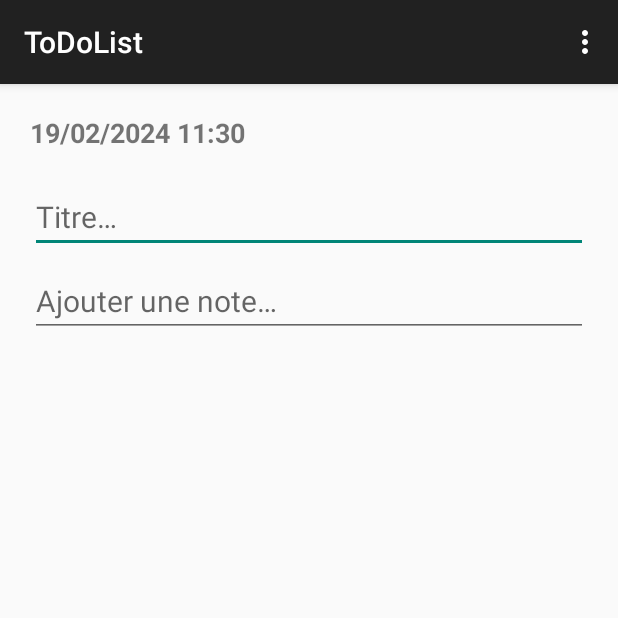
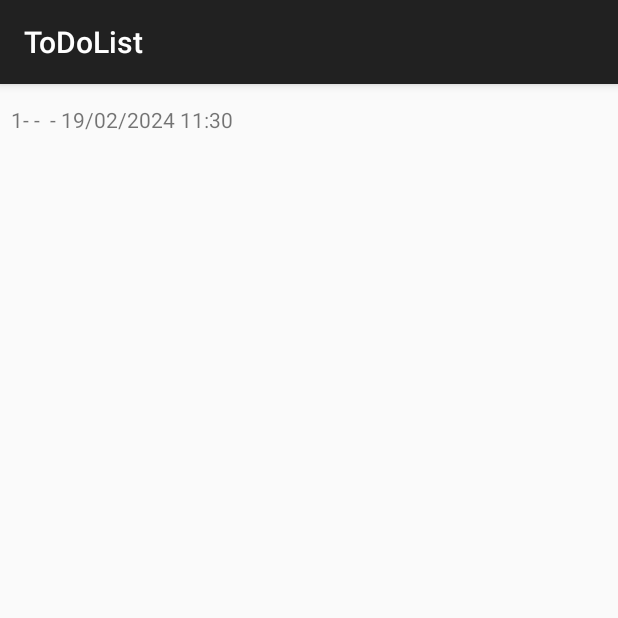
Before and after one commit to Emeline1710/ToDoList, an Android app: the CreateNote screen opened directly, with no data from a screen before it, in the options menu, after a tap on "Sauvegarder", on a phone screen of 412 x 824 dp, the top half of it. Run offline under Robolectric (Android 15) with nearby library versions, the phone set to English and light mode, and no system bars.

Commit message:
Modification d'une note

```diff
--- a/app/src/main/java/com/example/todolist/Views/CreateNote.java
+++ b/app/src/main/java/com/example/todolist/Views/CreateNote.java
@@ -2,11 +2,16 @@ package com.example.todolist.Views;
 
 import androidx.appcompat.app.AppCompatActivity;
 
+import android.content.Intent;
 import android.os.Bundle;
 import android.view.Menu;
+import android.view.MenuItem;
 import android.widget.EditText;
 import android.widget.TextView;
+import android.widget.Toast;
 
+import com.example.todolist.Managers.NoteHandler;
+import com.example.todolist.Models.Note;
 import com.example.todolist.R;
 
 import java.text.SimpleDateFormat;
@@ -17,6 +22,7 @@ import java.util.TimeZone;
 public class CreateNote extends AppCompatActivity {
     private TextView dateTextView;
     private EditText noteEditText;
+    private EditText titre;
 
     @Override
     protected void onCreate(Bundle savedInstanceState) {
@@ -27,6 +33,7 @@ public class CreateNote extends AppCompatActivity {
 
         dateTextView = findViewById(R.id.dateTextView);
         noteEditText = findViewById(R.id.noteEditText);
+        titre = findViewById(R.id.titre);
 
         SimpleDateFormat dateNow = new SimpleDateFormat("dd/MM/yyyy HH:mm", Locale.getDefault());
         dateNow.setTimeZone(TimeZone.getTimeZone("Europe/Paris"));
@@ -41,4 +48,35 @@ public class CreateNote extends AppCompatActivity {
         getMenuInflater().inflate(R.menu.menu, menu);
         return true;
     }
+
+    @Override
+    public boolean onOptionsItemSelected(MenuItem item) {
+        int id = item.getItemId();
+        String title = titre.getText().toString();
+        String text = noteEditText.getText().toString();
+        String date = dateTextView.getText().toString();
+
+        Note note = new Note();
+        note.setTitle(title);
+        note.setText(text);
+        note.setDate(date);
+
+        NoteHandler noteHandler = new NoteHandler(this);
+
+        if (id == R.id.save) {
+            int insertedId = noteHandler.addNote(note);
+
+            if (insertedId != -1) {
+                Toast.makeText(this, "Note sauvegardée", Toast.LENGTH_LONG).show();
+            } else {
+                Toast.makeText(this, "Erreur lors de la sauvegarde de la note", Toast.LENGTH_LONG).show();
+            }
+
+            Intent intent1 = new Intent(this, ViewNotes.class);
+            this.startActivity(intent1);
+            return true;
+        }
+
+        return super.onOptionsItemSelected(item);
+    }
 }
--- a/app/src/main/java/com/example/todolist/Views/ViewNotes.java
+++ b/app/src/main/java/com/example/todolist/Views/ViewNotes.java
@@ -3,8 +3,14 @@ package com.example.todolist.Views;
 import androidx.appcompat.app.AppCompatActivity;
 
 import android.os.Bundle;
+import android.widget.LinearLayout;
+import android.widget.TextView;
 
+import com.example.todolist.Managers.NoteHandler;
+import com.example.todolist.Models.Note;
 import com.example.todolist.R;
+
+import java.util.List;
 
 public class ViewNotes extends AppCompatActivity {
 
@@ -12,5 +18,36 @@ public class ViewNotes extends AppCompatActivity {
     protected void onCreate(Bundle savedInstanceState) {
         super.onCreate(savedInstanceState);
         setContentView(R.layout.activity_view_notes);
+
+        readNotes();
+    }
+
+    public void readNotes() {
+        LinearLayout linearLayoutRecords = (LinearLayout) findViewById(R.id.linearLayoutNotes);
+        linearLayoutRecords.removeAllViews();
+        List<Note> notes = new NoteHandler(this).getAllNotes();
+        if (notes.size() > 0) {
+            for (Note obj : notes) {
+                int id = obj.getId();
+                String title = obj.getTitle();
+                String text = obj.getText();
+                String date = obj.getDate();
+                String textViewContents = String.valueOf(id)
+                        + "-" + title + " - "
+                        + text + " - " + date;
+                TextView textViewStudentItem= new TextView(this);
+                textViewStudentItem.setPadding(0, 10, 0, 10);
+                textViewStudentItem.setText(textViewContents);
+                textViewStudentItem.setTag(Integer.toString(id));
+                textViewStudentItem.setOnLongClickListener(new OnLongClickListenerUpdateNote());
+                linearLayoutRecords.addView(textViewStudentItem);
+            }
+        }
+        else {
+            TextView locationItem = new TextView(this);
+            locationItem.setPadding(8, 8, 8, 8);
+            locationItem.setText("Aucun enregistrement pour le moment.");
+            linearLayoutRecords.addView(locationItem);
+        }
     }
 }
--- a/app/src/main/res/layout/activity_view_notes.xml
+++ b/app/src/main/res/layout/activity_view_notes.xml
@@ -6,19 +6,23 @@
     android:layout_height="match_parent"
     tools:context=".Views.ViewNotes">
 
-    <LinearLayout
-        android:id="@+id/linearLayout"
-        android:layout_width="wrap_content"
+    <ScrollView
+        android:layout_width="match_parent"
         android:layout_height="wrap_content"
-        android:layout_marginStart="10dp"
-        android:layout_marginTop="10dp"
-        android:layout_marginEnd="10dp"
-        android:layout_marginBottom="10dp"
-        android:orientation="vertical"
-        app:layout_constraintBottom_toBottomOf="parent"
-        app:layout_constraintEnd_toEndOf="parent"
-        app:layout_constraintStart_toStartOf="parent"
-        app:layout_constraintTop_toTopOf="parent">
+        app:layout_constraintTop_toTopOf="parent"
+        app:layout_constraintRight_toRightOf="parent"
+        app:layout_constraintLeft_toLeftOf="parent"
+        android:id="@+id/scrollViewNotes">
+
+        <LinearLayout
+            android:layout_width="match_parent"
+            android:layout_height="wrap_content"
+            android:orientation="vertical"
+            android:padding="5dp"
+            android:layout_margin="2dp"
+            android:id="@+id/linearLayoutNotes">
+        </LinearLayout>
+    </ScrollView>
 
         <!-- TOUTES LES NOTES -->
         <!--
@@ -29,6 +33,4 @@
                - Mettre dans des dossiers ?
         -->
 
-    </LinearLayout>
-
 </androidx.constraintlayout.widget.ConstraintLayout>
--- a/app/src/main/res/menu/menu.xml
+++ b/app/src/main/res/menu/menu.xml
@@ -3,9 +3,6 @@
 
     <item android:id="@+id/save"
         android:title="@string/save">
-    </item>
-    <item android:id="@+id/delete"
-        android:title="@string/delete">
     </item>
     <item android:id="@+id/view_notes"
         android:title="@string/view_notes">
--- a/app/src/main/res/values-night/themes.xml
+++ b/app/src/main/res/values-night/themes.xml
@@ -1,6 +1,6 @@
 <resources xmlns:tools="http://schemas.android.com/tools">
     <!-- Base application theme. -->
-    <style name="Base.Theme.ToDoList" parent="Theme.Material3.DayNight.NoActionBar">
+    <style name="Base.Theme.ToDoList" parent="Theme.AppCompat.Light.DarkActionBar">
         <!-- Customize your dark theme here. -->
         <!-- <item name="colorPrimary">@color/my_dark_primary</item> -->
     </style>
```
Also changed, not shown: app/src/main/java/com/example/todolist/Managers/NoteHandler.java (+8 -8 lines), app/src/main/java/com/example/todolist/Views/OnLongClickListenerUpdateNote.java (added, +105 -0 lines), app/src/main/res/layout/note_input_form.xml (added, +24 -0 lines).
